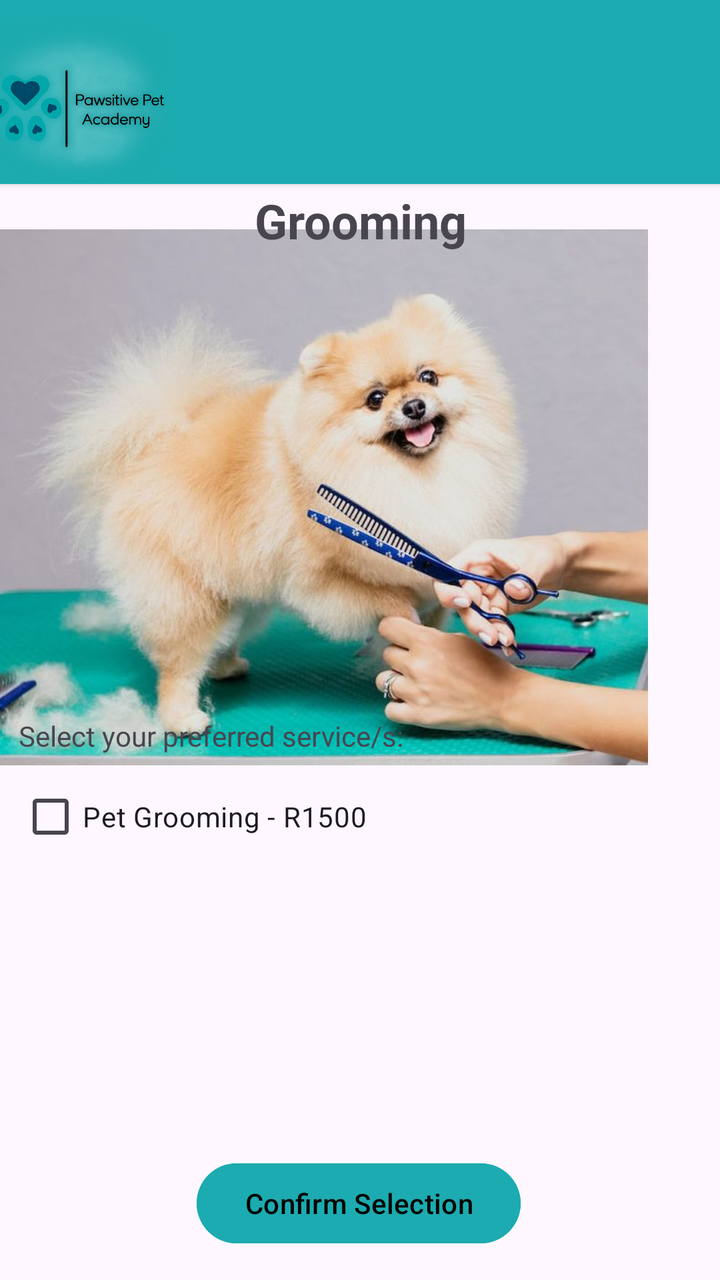
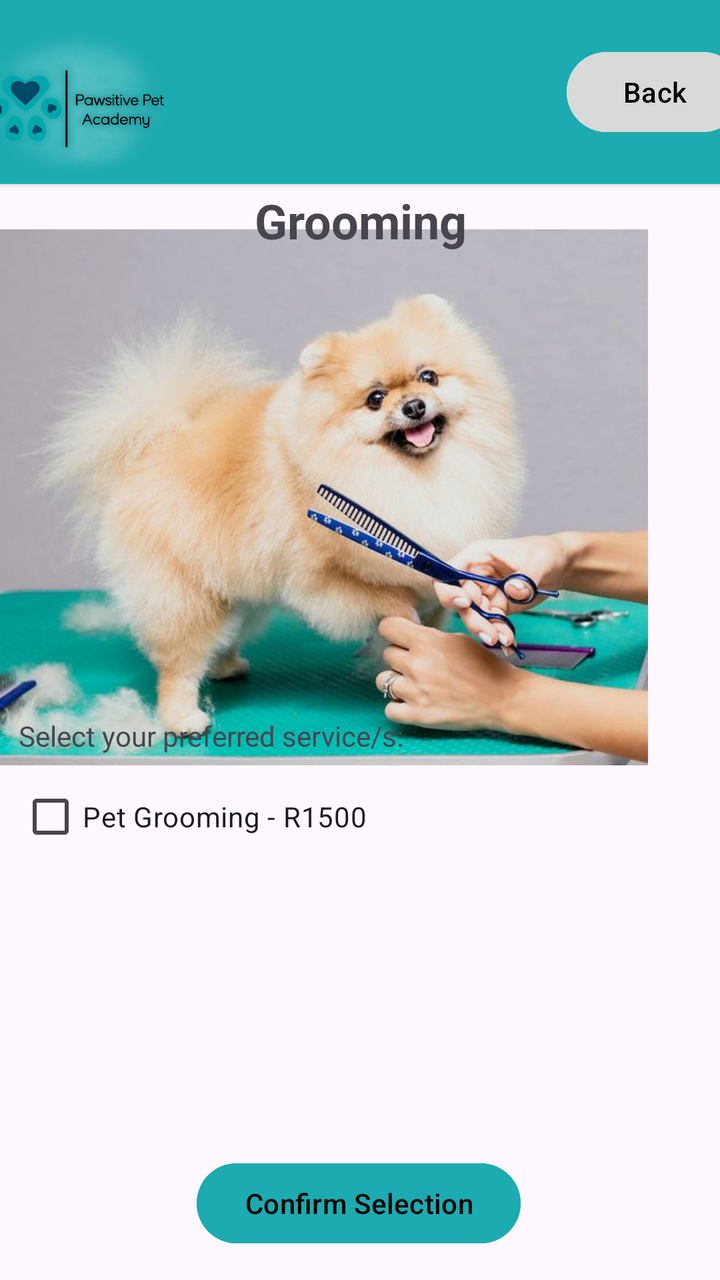

Two renders of the same Android screen: before a commit and after it. Below are the layout's source before the change and the commit's diff.
<!-- AndroidManifest.xml: application theme Theme.PawsitivePets -->
<!-- res/layout/activity_grooming.xml -->
<?xml version="1.0" encoding="utf-8"?>
<androidx.constraintlayout.widget.ConstraintLayout
    xmlns:android="http://schemas.android.com/apk/res/android"
    xmlns:tools="http://schemas.android.com/tools"
    xmlns:app="http://schemas.android.com/apk/res-auto"
    android:id="@+id/main"
    android:layout_width="match_parent"
    android:layout_height="match_parent"
    tools:context=".Grooming">

    <ImageView
        android:id="@+id/imageView16"
        android:layout_width="408dp"
        android:layout_height="268dp"
        app:layout_constraintBottom_toBottomOf="parent"
        app:layout_constraintEnd_toEndOf="parent"
        app:layout_constraintHorizontal_bias="1.0"
        app:layout_constraintStart_toStartOf="parent"
        app:layout_constraintTop_toTopOf="@+id/cardView2"
        app:layout_constraintVertical_bias="0.308"
        app:srcCompat="@drawable/whatsapp_image_2026_09_22_at_09_33_25" />

    <TextView
        android:id="@+id/txtSelect7"
        android:layout_width="wrap_content"
        android:layout_height="wrap_content"
        android:text="Select your preferred service/s:"
        app:layout_constraintBottom_toBottomOf="parent"
        app:layout_constraintEnd_toEndOf="parent"
        app:layout_constraintHorizontal_bias="0.055"
        app:layout_constraintStart_toStartOf="parent"
        app:layout_constraintTop_toTopOf="parent"
        app:layout_constraintVertical_bias="0.577" />

    <CheckBox
        android:id="@+id/checkBathAndDry"
        android:layout_width="176dp"
        android:layout_height="56dp"
        android:text="Pet Grooming - R1500"
        app:layout_constraintBottom_toBottomOf="parent"
        app:layout_constraintEnd_toEndOf="parent"
        app:layout_constraintHorizontal_bias="0.051"
        app:layout_constraintStart_toStartOf="parent"
        app:layout_constraintTop_toTopOf="parent"
        app:layout_constraintVertical_bias="0.651" />



    <Button
        android:id="@+id/btnConfirmSelection3"
        android:layout_width="wrap_content"
        android:layout_height="wrap_content"
        android:backgroundTint="#1CABB0"
        android:text="Confirm Selection"
        android:textColor="@color/black"
        app:layout_constraintBottom_toBottomOf="parent"
        app:layout_constraintEnd_toEndOf="parent"
        app:layout_constraintHorizontal_bias="0.497"
        app:layout_constraintStart_toStartOf="parent"
        app:layout_constraintTop_toTopOf="parent"
        app:layout_constraintVertical_bias="0.976" />


    <androidx.cardview.widget.CardView
        android:id="@+id/cardView2"
        android:layout_width="414dp"
        android:layout_height="92dp"
        app:cardBackgroundColor="#1CABB0"
        app:layout_constraintBottom_toBottomOf="parent"
        app:layout_constraintEnd_toEndOf="parent"
        app:layout_constraintStart_toStartOf="parent"
        app:layout_constraintTop_toTopOf="parent"
        app:layout_constraintVertical_bias="0.0">

        <ImageView
            android:id="@+id/imageView"
            android:layout_width="130dp"
            android:layout_height="match_parent"
            app:srcCompat="@drawable/logo_1" />
    </androidx.cardview.widget.CardView>

    <TextView
        android:id="@+id/txtGrooming"
        android:layout_width="161dp"
        android:layout_height="37dp"
        android:gravity="center"
        android:text="Grooming"
        android:textSize="24sp"
        android:textStyle="bold"
        app:layout_constraintBottom_toBottomOf="parent"
        app:layout_constraintEnd_toEndOf="parent"
        app:layout_constraintStart_toStartOf="parent"
        app:layout_constraintTop_toTopOf="@+id/cardView2"
        app:layout_constraintVertical_bias="0.152" />
</androidx.constraintlayout.widget.ConstraintLayout>
<!-- resources referenced by this layout -->
<resources>
  <color name="black">#FF000000</color>
  <!-- drawable logo_1: png bitmap (drawable, 235545 bytes) -->
  <!-- drawable whatsapp_image_2026_09_22_at_09_33_25: jpeg bitmap (drawable, 47841 bytes) -->
  <style name="Theme.PawsitivePets" parent="Base.Theme.PawsitivePets" />
  <style name="Base.Theme.PawsitivePets" parent="Theme.Material3.DayNight.NoActionBar">
          
          
      </style>
</resources>

<!-- the commit's change to res/layout/activity_grooming.xml (unified diff, before → after) -->
@@ -77,6 +77,16 @@
             android:layout_width="130dp"
             android:layout_height="match_parent"
             app:srcCompat="@drawable/logo_1" />
+
+        <Button
+            android:id="@+id/btnBack"
+            android:layout_width="wrap_content"
+            android:layout_height="wrap_content"
+            android:layout_gravity="end|center_vertical"
+            android:layout_marginEnd="16dp"
+            android:backgroundTint="#D9D9D9"
+            android:text="Back"
+            android:textColor="@color/black" />
     </androidx.cardview.widget.CardView>
 
     <TextView
